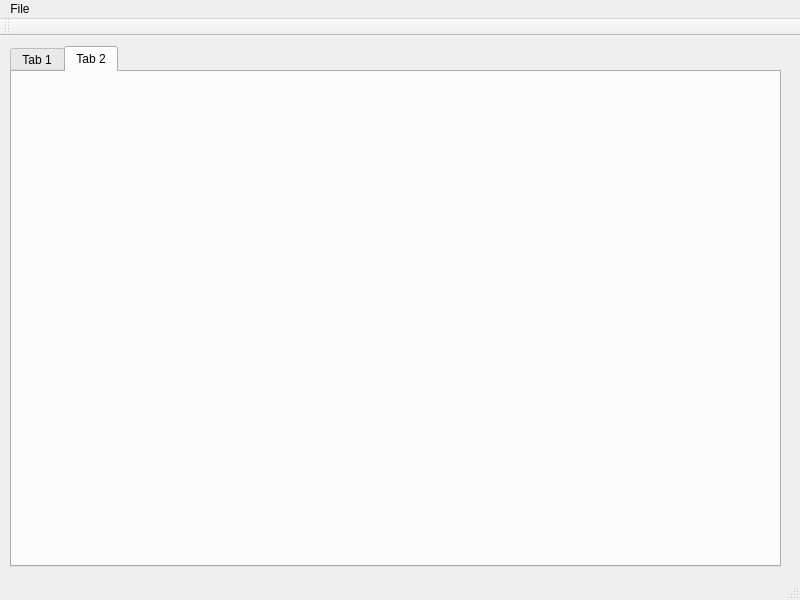
Perseus101/FIRSTNC-VMGR, file mainwindow.ui: the form before one commit.
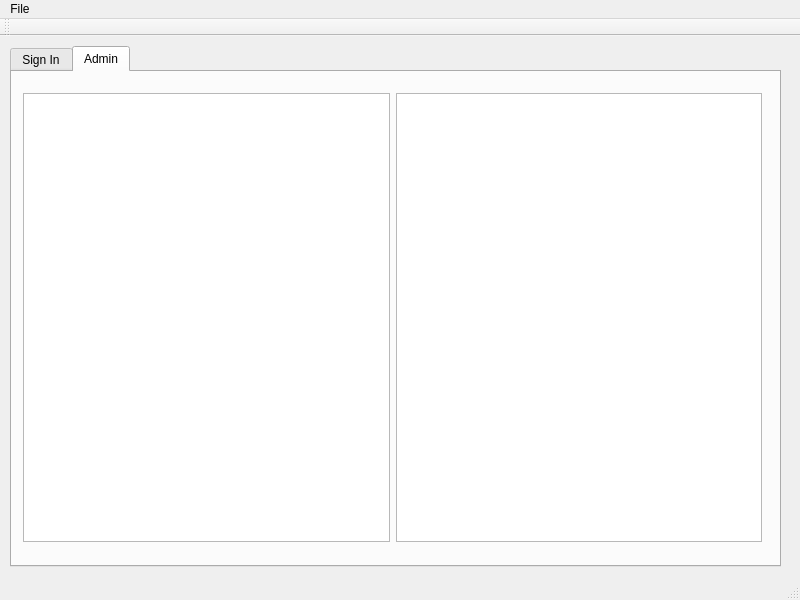
The form after the commit. The open tabs and pages were chosen to show the change.

Commit message:
Added Admin Tab; Cleaning
Added a second tab which contains a list of all users and there sign
in/out times.

Bug fix in nametag export that caused a crash when exporting an odd
number of nametags.

What changed in the file:
```diff
--- a/mainwindow.ui
+++ b/mainwindow.ui
@@ -28,7 +28,7 @@
     </property>
     <widget class="QWidget" name="tab">
      <attribute name="title">
-      <string>Tab 1</string>
+      <string>Sign In</string>
      </attribute>
      <widget class="QWidget" name="layoutWidget">
       <property name="geometry">
@@ -219,8 +219,26 @@
     </widget>
     <widget class="QWidget" name="tab_2">
      <attribute name="title">
-      <string>Tab 2</string>
+      <string>Admin</string>
      </attribute>
+     <widget class="QWidget" name="layoutWidget">
+      <property name="geometry">
+       <rect>
+        <x>0</x>
+        <y>10</y>
+        <width>761</width>
+        <height>471</height>
+       </rect>
+      </property>
+      <layout class="QHBoxLayout" name="horizontalLayout_4">
+       <item>
+        <widget class="QTableWidget" name="inTimes"/>
+       </item>
+       <item>
+        <widget class="QTableWidget" name="outTimes"/>
+       </item>
+      </layout>
+     </widget>
     </widget>
    </widget>
   </widget>
```
Left out of the diff: 26 changed lines with no effect on the pictures. The commit also changes 3 other files.
